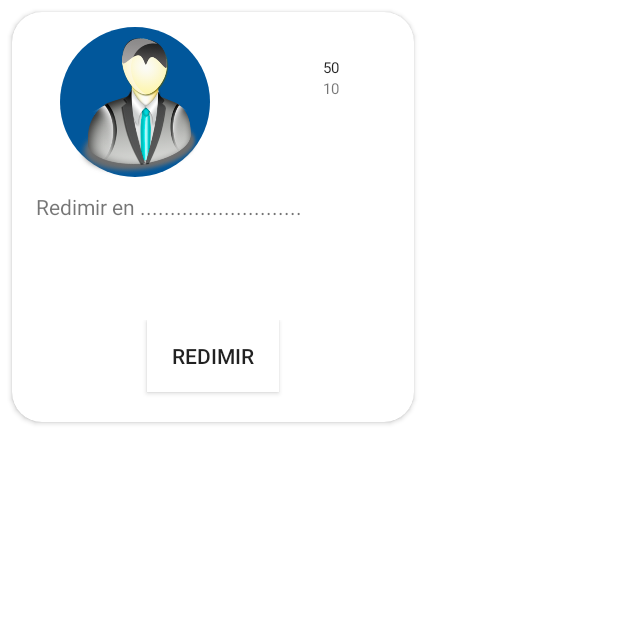
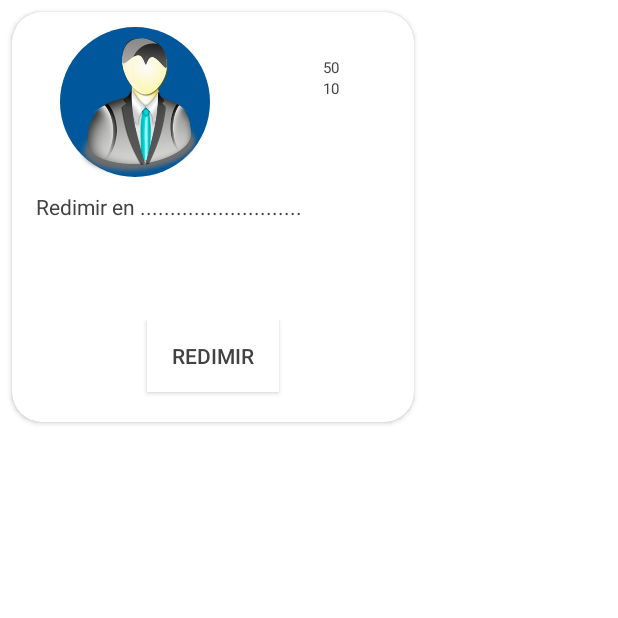
Before and after one commit to andreybeta/A3dent, an Android app: the RedimirActivity screen opened directly, with no data from a screen before it, on a phone screen of 412 x 824 dp, the top half of it. Run offline under Robolectric (Android 15) with nearby library versions, the phone set to English and light mode, and no system bars.

Commit message:
change to color white styles menu

```diff
--- a/app/src/main/res/menu/menu_activity2.xml
+++ b/app/src/main/res/menu/menu_activity2.xml
@@ -6,7 +6,8 @@
     <item android:id="@+id/action_settings"
         android:title="@string/action_settings"
         android:orderInCategory="100"
-        app:showAsAction="never" />
+        app:showAsAction="never"
+        />
 
     <item android:id="@+id/action_contact"
         android:title="@string/contact"
--- a/app/src/main/res/values/styles.xml
+++ b/app/src/main/res/values/styles.xml
@@ -6,6 +6,9 @@
         <item name="colorPrimaryDark">@color/primary_dark</item>
         <item name="colorAccent">@color/accent</item>
         <item name="android:colorBackground">@color/fondo</item>
+        <item name="android:itemBackground">@color/fondo</item>
+
+        <item name="android:textColor">@color/texto</item>
 
 
     </style>
```
